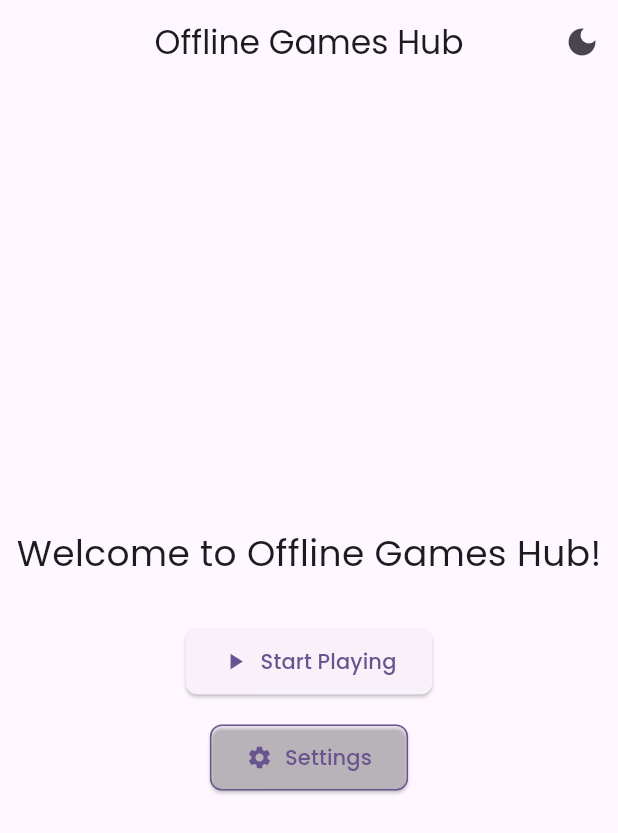
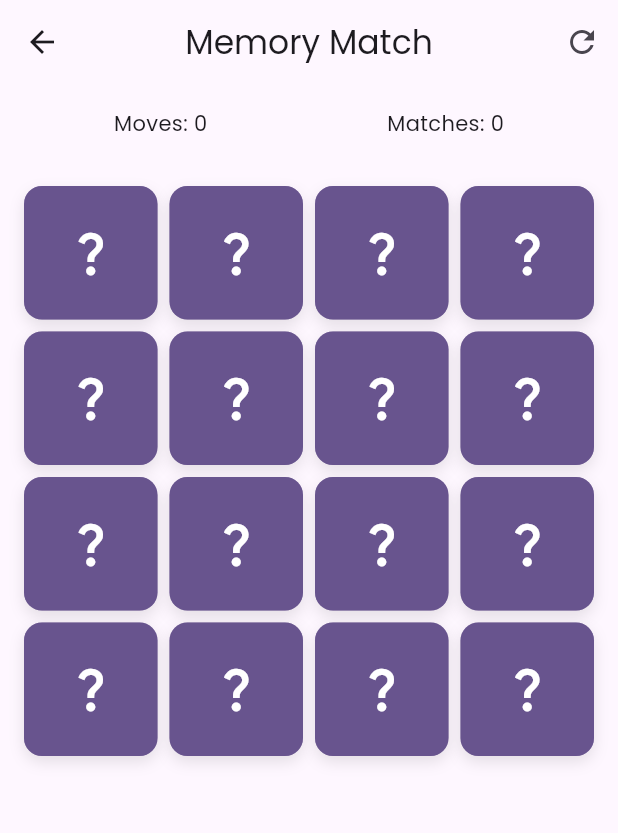
Before and after one commit to siva-I/offline_games_hub, a Flutter app: the screen it shows after launch, after a tap on "Start Playing", on a phone screen of 412 x 824 dp. Shown: the top 833 px of the screen. Run offline on Flutter 3.47's test engine with Material 3 defaults, Android fonts, the phone set to English and light mode, and no system bars; our stand-ins replace google_fonts, shared_preferences; missing offline and left inert: shared_preferences.dart.

Commit message:
feat: Implement Memory Match game with UI and game logic

```diff
--- /dev/null
+++ b/lib/features/games/models/base_game.dart
@@ -0,0 +1,39 @@
+import 'package:flutter/material.dart';
+
+enum GameCategory {
+  puzzle,
+  action,
+  strategy,
+  arcade,
+  card,
+}
+
+enum GameDifficulty {
+  easy,
+  medium,
+  hard,
+}
+
+abstract class BaseGame {
+  final String id;
+  final String name;
+  final String description;
+  final IconData icon;
+  final GameCategory category;
+  final GameDifficulty difficulty;
+  final int maxPlayers;
+  final int minAge;
+  final Duration estimatedDuration;
+
+  const BaseGame({
+    required this.id,
+    required this.name,
+    required this.description,
+    required this.icon,
+    required this.category,
+    required this.difficulty,
+    required this.maxPlayers,
+    required this.minAge,
+    required this.estimatedDuration,
+  });
+}
--- /dev/null
+++ b/lib/features/games/models/memory_match_game.dart
@@ -0,0 +1,138 @@
+import 'package:flutter/material.dart';
+import '../models/base_game.dart';
+
+class MemoryMatchGame extends BaseGame {
+  final List<CardData> cards;
+  final int gridSize;
+  final int moves;
+  final int matches;
+  final List<int> flippedIndices;
+  final bool isGameOver;
+
+  static const List<IconData> _gameIcons = [
+    Icons.pets,
+    Icons.emoji_emotions,
+    Icons.favorite,
+    Icons.star,
+    Icons.local_pizza,
+    Icons.local_cafe,
+    Icons.music_note,
+    Icons.sports_soccer,
+    Icons.airplanemode_active,
+    Icons.beach_access,
+    Icons.cake,
+    Icons.palette,
+    Icons.camera,
+    Icons.directions_bike,
+    Icons.emoji_nature,
+    Icons.spa,
+  ];
+
+  MemoryMatchGame({
+    required super.id,
+    required super.name,
+    required super.description,
+    required super.icon,
+    required super.category,
+    required super.difficulty,
+    required super.maxPlayers,
+    required super.minAge,
+    required super.estimatedDuration,
+    required this.cards,
+    required this.gridSize,
+    required this.moves,
+    required this.matches,
+    required this.flippedIndices,
+    required this.isGameOver,
+  });
+
+  factory MemoryMatchGame.initial({
+    required String id,
+    required String name,
+    required String description,
+    required IconData icon,
+    required GameCategory category,
+    required GameDifficulty difficulty,
+    required int maxPlayers,
+    required int minAge,
+    required Duration estimatedDuration,
+    int gridSize = 4,
+  }) {
+    final totalCards = gridSize * gridSize;
+    final pairs = totalCards ~/ 2;
+    final selectedIcons = _gameIcons.take(pairs).toList();
+
+    final cards = selectedIcons.expand((iconData) {
+      return [
+        CardData(id: '${iconData.codePoint}-1', value: iconData.codePoint, isMatched: false),
+        CardData(id: '${iconData.codePoint}-2', value: iconData.codePoint, isMatched: false),
+      ];
+    }).toList()..shuffle();
+
+    return MemoryMatchGame(
+      id: id,
+      name: name,
+      description: description,
+      icon: icon,
+      category: category,
+      difficulty: difficulty,
+      maxPlayers: maxPlayers,
+      minAge: minAge,
+      estimatedDuration: estimatedDuration,
+      cards: cards,
+      gridSize: gridSize,
+      moves: 0,
+      matches: 0,
+      flippedIndices: [],
+      isGameOver: false,
+    );
+  }
+
+  MemoryMatchGame copyWith({
+    List<CardData>? cards,
+    int? moves,
+    int? matches,
+    List<int>? flippedIndices,
+    bool? isGameOver,
+  }) {
+    return MemoryMatchGame(
+      id: id,
+      name: name,
+      description: description,
+      icon: icon,
+      category: category,
+      difficulty: difficulty,
+      maxPlayers: maxPlayers,
+      minAge: minAge,
+      estimatedDuration: estimatedDuration,
+      cards: cards ?? this.cards,
+      gridSize: gridSize,
+      moves: moves ?? this.moves,
+      matches: matches ?? this.matches,
+      flippedIndices: flippedIndices ?? this.flippedIndices,
+      isGameOver: isGameOver ?? this.isGameOver,
+    );
+  }
+}
+
+class CardData {
+  final String id;
+  final int value;
+  final bool isMatched;
+
+  const CardData({
+    required this.id,
+    required this.value,
+    required this.isMatched,
+  });
+
+  CardData copyWith({
+    bool? isMatched,
+  }) {
+    return CardData(
+      id: id,
+      value: value,
+      isMatched: isMatched ?? this.isMatched,
+    );
+  }
+}
--- /dev/null
+++ b/lib/features/games/providers/memory_match_provider.dart
@@ -0,0 +1,30 @@
+import 'package:flutter/material.dart';
+import '../models/memory_match_game.dart';
+import '../services/memory_match_service.dart';
+
+class MemoryMatchProvider extends ChangeNotifier {
+  final MemoryMatchService _service = MemoryMatchService();
+  late MemoryMatchGame _game;
+
+  MemoryMatchGame get game => _game;
+  bool get isGameOver => _game.isGameOver;
+  int get moves => _game.moves;
+  int get matches => _game.matches;
+  List<int> get flippedIndices => _game.flippedIndices;
+  List<CardData> get cards => _game.cards;
+
+  void initializeGame(MemoryMatchGame game) {
+    _game = game;
+    notifyListeners();
+  }
+
+  void flipCard(int cardIndex) {
+    _game = _service.handleCardFlip(_game, cardIndex);
+    notifyListeners();
+  }
+
+  void resetGame() {
+    _game = _service.resetGame(_game);
+    notifyListeners();
+  }
+}
--- /dev/null
+++ b/lib/features/games/screens/memory_match_screen.dart
@@ -0,0 +1,87 @@
+import 'package:flutter/material.dart';
+import 'package:provider/provider.dart';
+import '../providers/memory_match_provider.dart';
+import '../models/memory_match_game.dart';
+import '../models/base_game.dart';
+import '../widgets/memory_match_card.dart';
+
+class MemoryMatchScreen extends StatelessWidget {
+  const MemoryMatchScreen({super.key});
+
+  @override
+  Widget build(BuildContext context) {
+    return ChangeNotifierProvider(
+      create: (_) {
+        final provider = MemoryMatchProvider();
+        provider.initializeGame(MemoryMatchGame.initial(
+          id: 'memory_match',
+          name: 'Memory Match',
+          description: 'Match pairs of cards to win!',
+          icon: Icons.memory,
+          category: GameCategory.puzzle,
+          difficulty: GameDifficulty.easy,
+          maxPlayers: 1,
+          minAge: 4,
+          estimatedDuration: const Duration(minutes: 5),
+          gridSize: 4,
+        ));
+        return provider;
+      },
+      child: const _MemoryMatchScreenContent(),
+    );
+  }
+}
+
+class _MemoryMatchScreenContent extends StatelessWidget {
+  const _MemoryMatchScreenContent();
+
+  @override
+  Widget build(BuildContext context) {
+    final provider = context.watch<MemoryMatchProvider>();
+    final game = provider.game;
+
+    return Scaffold(
+      appBar: AppBar(
+        title: const Text('Memory Match'),
+        actions: [
+          IconButton(
+            icon: const Icon(Icons.refresh),
+            onPressed: provider.resetGame,
+          ),
+        ],
+      ),
+      body: Column(
+        children: [
+          Padding(
+            padding: const EdgeInsets.all(16.0),
+            child: Row(
+              mainAxisAlignment: MainAxisAlignment.spaceAround,
+              children: [
+                Text('Moves: ${provider.moves}'),
+                Text('Matches: ${provider.matches}'),
+              ],
+            ),
+          ),
+          Expanded(
+            child: GridView.builder(
+              padding: const EdgeInsets.all(16.0),
+              gridDelegate: SliverGridDelegateWithFixedCrossAxisCount(
+                crossAxisCount: game.gridSize,
+                crossAxisSpacing: 8.0,
+                mainAxisSpacing: 8.0,
+              ),
+              itemCount: game.cards.length,
+              itemBuilder: (context, index) {
+                return MemoryMatchCard(
+                  card: game.cards[index],
+                  isFlipped: provider.flippedIndices.contains(index),
+                  onTap: () => provider.flipCard(index),
+                );
+              },
+            ),
+          ),
+        ],
+      ),
+    );
+  }
+}
--- /dev/null
+++ b/lib/features/games/widgets/memory_match_card.dart
@@ -0,0 +1,73 @@
+import 'package:flutter/material.dart';
+import '../models/memory_match_game.dart';
+
+class MemoryMatchCard extends StatelessWidget {
+  final CardData card;
+  final bool isFlipped;
+  final VoidCallback onTap;
+
+  const MemoryMatchCard({
+    super.key,
+    required this.card,
+    required this.isFlipped,
+    required this.onTap,
+  });
+
+  @override
+  Widget build(BuildContext context) {
+    final theme = Theme.of(context);
+
+    return GestureDetector(
+      onTap: card.isMatched ? null : onTap,
+      child: AnimatedContainer(
+        duration: const Duration(milliseconds: 300),
+        curve: Curves.easeInOut,
+        decoration: BoxDecoration(
+          color: card.isMatched
+              ? theme.colorScheme.primary.withOpacity(0.1)
+              : isFlipped
+                  ? theme.colorScheme.surface
+                  : theme.colorScheme.primary,
+          borderRadius: BorderRadius.circular(12.0),
+          border: Border.all(
+            color: theme.colorScheme.primary.withOpacity(0.5),
+            width: 2,
+          ),
+          boxShadow: [
+            BoxShadow(
+              color: Colors.black.withOpacity(0.1),
+              blurRadius: 8.0,
+              offset: const Offset(0, 4),
+            ),
+          ],
+        ),
+        child: Center(
+          child: AnimatedSwitcher(
+            duration: const Duration(milliseconds: 300),
+            transitionBuilder: (child, animation) {
+              return ScaleTransition(
+                scale: animation,
+                child: child,
+              );
+            },
+            child: isFlipped || card.isMatched
+                ? Icon(
+                    IconData(card.value, fontFamily: 'MaterialIcons'),
+                    key: ValueKey(card.value),
+                    size: 36.0,
+                    color: card.isMatched
+                        ? theme.colorScheme.primary.withOpacity(0.5)
+                        : theme.colorScheme.primary,
+                  )
+                : Icon(
+                    Icons.question_mark,
+                    key: const ValueKey('question'),
+                    size: 36.0,
+                    color: theme.colorScheme.onPrimary,
+                  ),
+          ),
+        ),
+      ),
+    );
+  }
+}
--- a/lib/features/home/presentation/pages/home_page.dart
+++ b/lib/features/home/presentation/pages/home_page.dart
@@ -2,6 +2,7 @@ import 'package:flutter/material.dart';
 import 'package:provider/provider.dart';
 import 'package:offline_games_hub/providers/theme_provider.dart';
 import 'package:offline_games_hub/core/widgets/app_button.dart';
+import 'package:offline_games_hub/features/games/screens/memory_match_screen.dart';
 
 class HomePage extends StatelessWidget {
   const HomePage({super.key});
@@ -27,16 +28,22 @@ class HomePage extends StatelessWidget {
           mainAxisAlignment: MainAxisAlignment.center,
           children: [
             const Text(
-              'Welcome to Offline Games Hub!',
+              'Welcome to the Offline Games Hub!',
               style: TextStyle(fontSize: 24),
             ),
             const SizedBox(height: 32),
             AppButton(
               text: 'Start Playing',
               onPressed: () {
-                // TODO: Navigate to games list
+                Navigator.push(
+                  context,
+                  MaterialPageRoute(
+                    builder: (context) => const MemoryMatchScreen(),
+                  ),
+                );
               },
-              icon: Icons.play_arrow,
+              isOutlined: true,
+              icon: Icons.play_circle,
             ),
             const SizedBox(height: 16),
             AppButton(
```
Also changed, not shown: lib/features/games/models/game_module.dart (added, +45 -0 lines), lib/features/games/services/game_state_service.dart (added, +34 -0 lines), lib/features/games/services/memory_match_service.dart (added, +63 -0 lines), lib/features/games/widgets/base_game_widget.dart (added, +101 -0 lines), lib/providers/game_provider.dart (+42 -27 lines), 2 other files.
